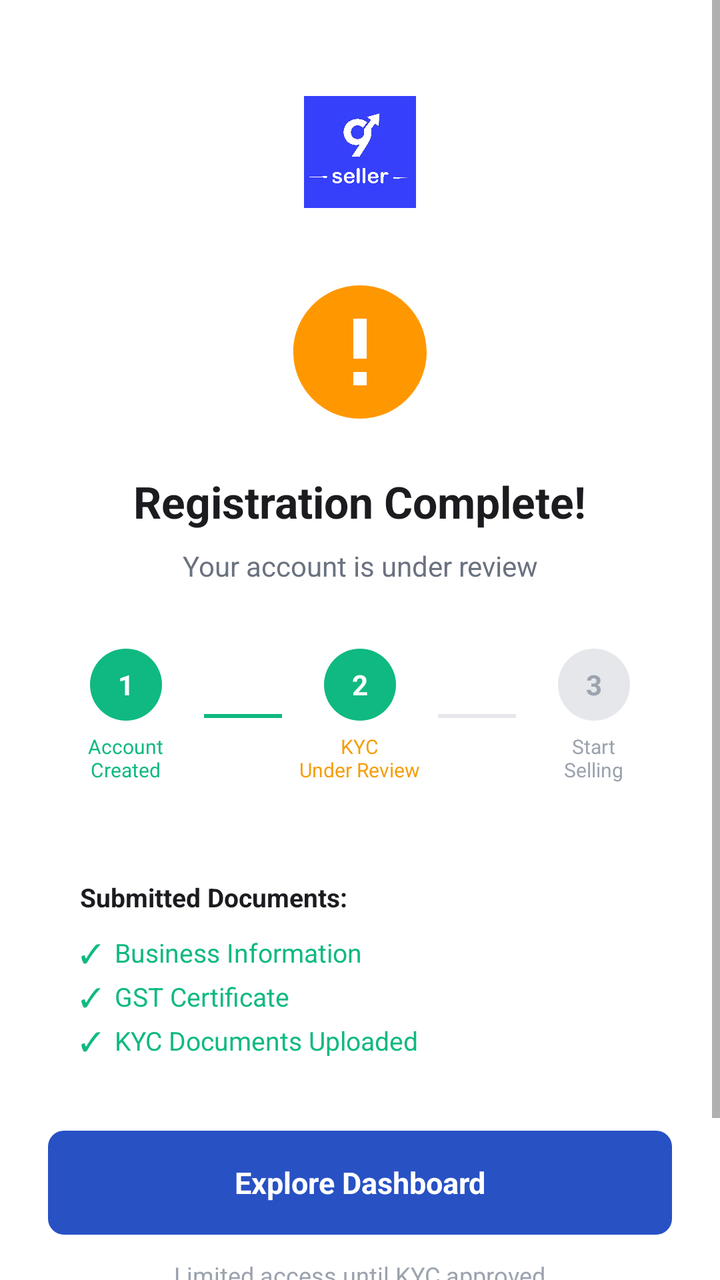
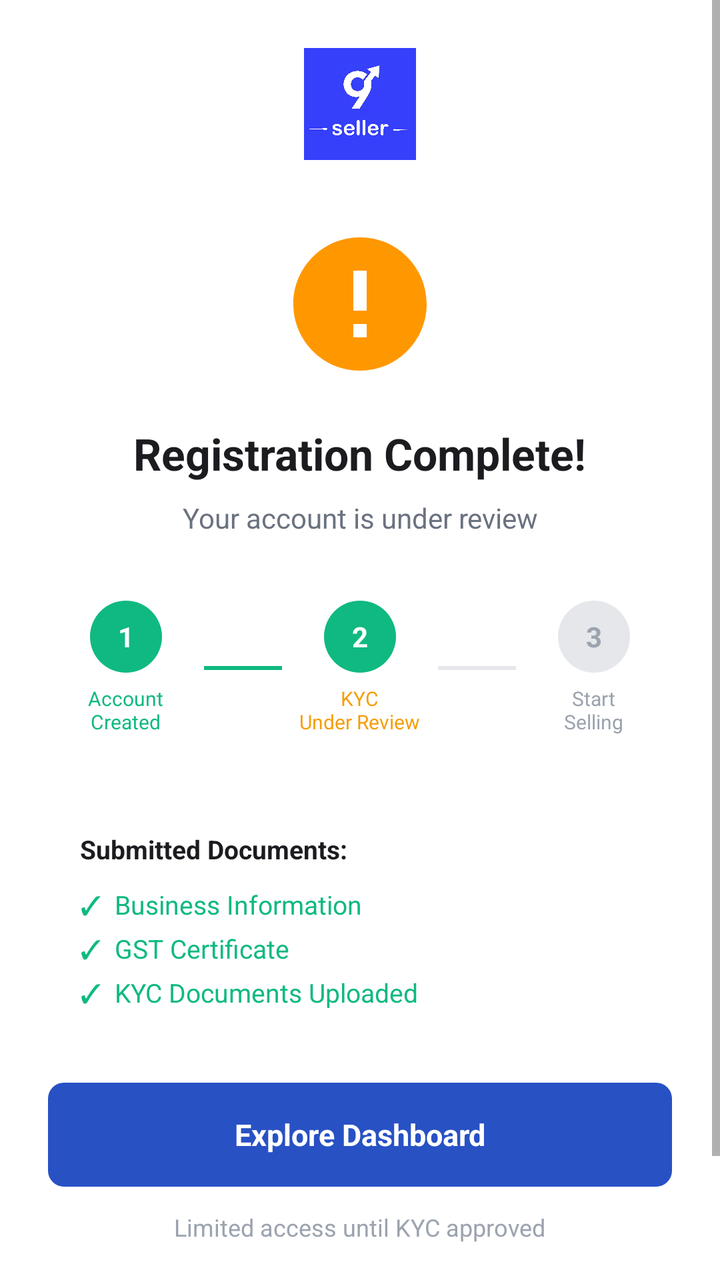

Two renders of the same Android screen: before a commit and after it. Below are the layout's source before the change and the commit's diff.
<!-- AndroidManifest.xml: application theme Theme.ANGA_SellerSide -->
<!-- res/layout/activity_kyc_status.xml -->
<?xml version="1.0" encoding="utf-8"?>
<ScrollView xmlns:android="http://schemas.android.com/apk/res/android"
    android:layout_width="match_parent"
    android:layout_height="match_parent"
    android:background="#FFFFFF"
    android:fillViewport="true">

    <LinearLayout
        android:layout_width="match_parent"
        android:layout_height="wrap_content"
        android:orientation="vertical"
        android:paddingLeft="24dp"
        android:paddingRight="24dp"
        android:paddingTop="48dp"
        android:paddingBottom="32dp"
        android:gravity="center_horizontal">

        
        <ImageView
            android:layout_width="56dp"
            android:layout_height="56dp"
            android:src="@drawable/ic_seller_logo"
            android:contentDescription="ANGA9 Logo"
            android:layout_marginBottom="32dp" />

        
        <ImageView
            android:id="@+id/ivStatusIcon"
            android:layout_width="80dp"
            android:layout_height="80dp"
            android:layout_marginBottom="20dp"
            android:src="@drawable/ic_kyc_pending" />

        
        <TextView
            android:id="@+id/tvStatusTitle"
            android:layout_width="wrap_content"
            android:layout_height="wrap_content"
            android:text="Registration Complete!"
            android:textSize="22sp"
            android:textStyle="bold"
            android:textColor="#1C1B1F"
            android:layout_marginBottom="8dp" />

        
        <TextView
            android:id="@+id/tvStatusMessage"
            android:layout_width="match_parent"
            android:layout_height="wrap_content"
            android:text="Your account is under review"
            android:textSize="14sp"
            android:textColor="#6B7280"
            android:gravity="center"
            android:lineSpacingExtra="4dp"
            android:layout_marginBottom="32dp" />

        
        <LinearLayout
            android:id="@+id/layoutStepper"
            android:layout_width="match_parent"
            android:layout_height="wrap_content"
            android:orientation="horizontal"
            android:gravity="center_vertical"
            android:layout_marginBottom="32dp">

            
            <LinearLayout
                android:layout_width="0dp"
                android:layout_height="wrap_content"
                android:layout_weight="1"
                android:orientation="vertical"
                android:gravity="center">
                <TextView
                    android:id="@+id/tvStep1Circle"
                    android:layout_width="36dp"
                    android:layout_height="36dp"
                    android:background="@drawable/stepper_circle_active"
                    android:gravity="center"
                    android:text="1"
                    android:textColor="#FFFFFF"
                    android:textSize="14sp"
                    android:textStyle="bold" />
                <TextView
                    android:layout_width="wrap_content"
                    android:layout_height="wrap_content"
                    android:layout_marginTop="6dp"
                    android:text="Account\nCreated"
                    android:textSize="10sp"
                    android:textColor="#10B981"
                    android:gravity="center" />
            </LinearLayout>

            
            <View
                android:id="@+id/stepLine1"
                android:layout_width="0dp"
                android:layout_height="2dp"
                android:layout_weight="0.5"
                android:background="#10B981" />

            
            <LinearLayout
                android:layout_width="0dp"
                android:layout_height="wrap_content"
                android:layout_weight="1"
                android:orientation="vertical"
                android:gravity="center">
                <TextView
                    android:id="@+id/tvStep2Circle"
                    android:layout_width="36dp"
                    android:layout_height="36dp"
                    android:background="@drawable/stepper_circle_active"
                    android:gravity="center"
                    android:text="2"
                    android:textColor="#FFFFFF"
                    android:textSize="14sp"
                    android:textStyle="bold" />
                <TextView
                    android:id="@+id/tvStep2Label"
                    android:layout_width="wrap_content"
                    android:layout_height="wrap_content"
                    android:layout_marginTop="6dp"
                    android:text="KYC\nUnder Review"
                    android:textSize="10sp"
                    android:textColor="#F59E0B"
                    android:gravity="center" />
            </LinearLayout>

            
            <View
                android:id="@+id/stepLine2"
                android:layout_width="0dp"
                android:layout_height="2dp"
                android:layout_weight="0.5"
                android:background="#E5E7EB" />

            
            <LinearLayout
                android:layout_width="0dp"
                android:layout_height="wrap_content"
                android:layout_weight="1"
                android:orientation="vertical"
                android:gravity="center">
                <TextView
                    android:id="@+id/tvStep3Circle"
                    android:layout_width="36dp"
                    android:layout_height="36dp"
                    android:background="@drawable/stepper_circle_inactive"
                    android:gravity="center"
                    android:text="3"
                    android:textColor="#9CA3AF"
                    android:textSize="14sp"
                    android:textStyle="bold" />
                <TextView
                    android:id="@+id/tvStep3Label"
                    android:layout_width="wrap_content"
                    android:layout_height="wrap_content"
                    android:layout_marginTop="6dp"
                    android:text="Start\nSelling"
                    android:textSize="10sp"
                    android:textColor="#9CA3AF"
                    android:gravity="center" />
            </LinearLayout>

        </LinearLayout>

        
        <LinearLayout
            android:id="@+id/tvSubmittedInfo"
            android:layout_width="match_parent"
            android:layout_height="wrap_content"
            android:layout_marginBottom="20dp"
            android:background="@drawable/card_background"
            android:orientation="vertical"
            android:padding="16dp">

            <TextView
                android:layout_width="wrap_content"
                android:layout_height="wrap_content"
                android:layout_marginBottom="10dp"
                android:text="Submitted Documents:"
                android:textColor="#1C1B1F"
                android:textSize="13sp"
                android:textStyle="bold" />

            <TextView
                android:layout_width="wrap_content"
                android:layout_height="wrap_content"
                android:layout_marginBottom="4dp"
                android:text="&#10003;  Business Information"
                android:textColor="#10B981"
                android:textSize="13sp" />

            <TextView
                android:layout_width="wrap_content"
                android:layout_height="wrap_content"
                android:layout_marginBottom="4dp"
                android:text="&#10003;  GST Certificate"
                android:textColor="#10B981"
                android:textSize="13sp" />

            <TextView
                android:layout_width="wrap_content"
                android:layout_height="wrap_content"
                android:text="&#10003;  KYC Documents Uploaded"
                android:textColor="#10B981"
                android:textSize="13sp" />

        </LinearLayout>

        
        <LinearLayout
            android:id="@+id/layoutRejectionReason"
            android:layout_width="match_parent"
            android:layout_height="wrap_content"
            android:layout_marginBottom="20dp"
            android:background="#FEF2F2"
            android:orientation="vertical"
            android:padding="16dp"
            android:visibility="gone">

            <TextView
                android:layout_width="wrap_content"
                android:layout_height="wrap_content"
                android:layout_marginBottom="6dp"
                android:text="Rejection Reason:"
                android:textColor="#DC2626"
                android:textSize="13sp"
                android:textStyle="bold" />

            <TextView
                android:id="@+id/tvRejectionReason"
                android:layout_width="wrap_content"
                android:layout_height="wrap_content"
                android:textColor="#DC2626"
                android:textSize="13sp"
                android:lineSpacingExtra="3dp" />

        </LinearLayout>

        
        <TextView
            android:id="@+id/btnAction"
            android:layout_width="match_parent"
            android:layout_height="52dp"
            android:background="@drawable/btn_primary_rounded"
            android:gravity="center"
            android:text="Explore Dashboard"
            android:textColor="#FFFFFF"
            android:textSize="15sp"
            android:textStyle="bold"
            android:clickable="true"
            android:focusable="true"
            android:layout_marginBottom="12dp" />

        
        <TextView
            android:id="@+id/tvLimitedAccess"
            android:layout_width="wrap_content"
            android:layout_height="wrap_content"
            android:text="Limited access until KYC approved"
            android:textSize="12sp"
            android:textColor="#9CA3AF"
            android:gravity="center"
            android:layout_marginBottom="20dp" />

        
        <TextView
            android:id="@+id/btnLogout"
            android:layout_width="wrap_content"
            android:layout_height="wrap_content"
            android:padding="8dp"
            android:text="Logout"
            android:textColor="#9CA3AF"
            android:textSize="14sp"
            android:clickable="true"
            android:focusable="true" />

    </LinearLayout>
</ScrollView>
<!-- resources referenced by this layout -->
<resources>
  <!-- drawable btn_primary_rounded (drawable) -->
  <?xml version="1.0" encoding="utf-8"?>
  <shape xmlns:android="http://schemas.android.com/apk/res/android">
      <solid android:color="#2851C4" />
      <corners android:radius="8dp" />
  </shape>
  <!-- drawable card_background (drawable) -->
  <?xml version="1.0" encoding="utf-8"?>
  <shape xmlns:android="http://schemas.android.com/apk/res/android"
      android:shape="rectangle">
      <solid android:color="@color/white" />
      <corners android:radius="12dp" />
  </shape>
  <!-- drawable ic_kyc_pending (drawable) -->
  <?xml version="1.0" encoding="utf-8"?>
  <vector xmlns:android="http://schemas.android.com/apk/res/android"
      android:width="80dp"
      android:height="80dp"
      android:viewportWidth="24"
      android:viewportHeight="24">
      <path
          android:fillColor="#FF9800"
          android:pathData="M12,2C6.48,2 2,6.48 2,12s4.48,10 10,10 10,-4.48 10,-10S17.52,2 12,2zM13,17h-2v-2h2v2zM13,13h-2L11,7h2v6z" />
  </vector>
  <!-- drawable ic_seller_logo: png bitmap (drawable, 182087 bytes) -->
  <!-- drawable stepper_circle_active (drawable) -->
  <?xml version="1.0" encoding="utf-8"?>
  <shape xmlns:android="http://schemas.android.com/apk/res/android"
      android:shape="oval">
      <solid android:color="#10B981" />
  </shape>
  <!-- drawable stepper_circle_inactive (drawable) -->
  <?xml version="1.0" encoding="utf-8"?>
  <shape xmlns:android="http://schemas.android.com/apk/res/android"
      android:shape="oval">
      <solid android:color="#E5E7EB" />
  </shape>
  <style name="Theme.ANGA_SellerSide" parent="Theme.MaterialComponents.Light.NoActionBar">
          <item name="colorPrimary">@color/primary</item>
          <item name="colorPrimaryDark">@color/primary_dark</item>
          <item name="colorAccent">@color/accent</item>
          <item name="android:windowBackground">@color/background</item>
      </style>
  <color name="white">#FFFFFF</color>
  <color name="primary">#1A365D</color>
  <color name="primary_dark">#142848</color>
  <color name="accent">#2563EB</color>
  <color name="background">#F5F7FA</color>
</resources>

<!-- the commit's change to res/layout/activity_kyc_status.xml (unified diff, before → after) -->
@@ -6,12 +6,13 @@
     android:fillViewport="true">
 
     <LinearLayout
+        android:id="@+id/rootKycContent"
         android:layout_width="match_parent"
         android:layout_height="wrap_content"
         android:orientation="vertical"
         android:paddingLeft="24dp"
         android:paddingRight="24dp"
-        android:paddingTop="48dp"
+        android:paddingTop="24dp"
         android:paddingBottom="32dp"
         android:gravity="center_horizontal">
 
<!-- resource entries referenced after the edit -->
@@ -42,6 +42,9 @@
           <item name="colorPrimaryDark">@color/primary_dark</item>
           <item name="colorAccent">@color/accent</item>
           <item name="android:windowBackground">@color/background</item>
+          <item name="android:statusBarColor">#FFFFFF</item>
+          <item name="android:windowLightStatusBar">true</item>
+          <item name="android:forceDarkAllowed" tools:targetApi="q">false</item>
       </style>
   <color name="white">#FFFFFF</color>
   <color name="primary">#1A365D</color>
